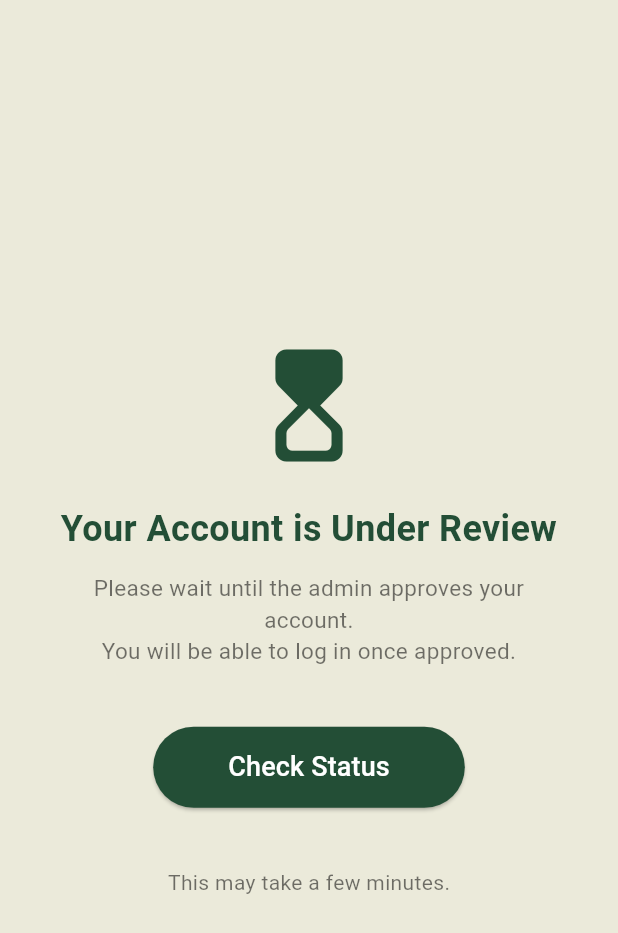
After one commit to Alaa-lo/cozyhome, a Flutter app: the PendingApprovalScreen screen opened directly, after a tap on "Check Status", on a phone screen of 412 x 824 dp. The commit adds this screen. Shown: the top 933 px of the screen. Run offline on Flutter 3.47's test engine with Material 3 defaults, Android fonts, the phone set to English and light mode, and no system bars; our stand-ins replace google_fonts, image_picker, shared_preferences, smooth_page_indicator; accounts and stored records are empty.

Commit message:
edit auth

```diff
--- /dev/null
+++ b/lib/admin/pending_model.dart
@@ -0,0 +1,32 @@
+class PendingUser {
+  final int id;
+  final String firstName;
+  final String lastName;
+  final String birthDate;
+  final String frontImage;
+  final String backImage;
+  final String email; // ⭐ أضفنا الإيميل
+
+  PendingUser({
+    required this.id,
+    required this.firstName,
+    required this.lastName,
+    required this.birthDate,
+    required this.frontImage,
+    required this.backImage,
+    required this.email, // ⭐ خزّناه
+  });
+
+  // لتحويل JSON إلى PendingUser
+  factory PendingUser.fromJson(Map<String, dynamic> json) {
+    return PendingUser(
+      id: json["id"],
+      firstName: json["firstName"],
+      lastName: json["lastName"],
+      birthDate: json["birthDate"],
+      frontImage: json["frontImage"],
+      backImage: json["backImage"],
+      email: json["email"] ?? "", // ⭐ نرجّع الإيميل من JSON
+    );
+  }
+}
--- /dev/null
+++ b/lib/features/auth/controllers/pendingapprovalcontroller.dart
@@ -0,0 +1,50 @@
+import 'package:flutter/material.dart';
+import 'package:shared_preferences/shared_preferences.dart';
+import 'package:cozy_home_1/features/auth/screens/login.dart';
+
+class PendingApprovalController {
+  bool approvalNotified = false; // ⭐ لمعرفة إذا عرضنا السناك بار ولا لأ
+
+  Future<bool> checkAdminApproval() async {
+    final prefs = await SharedPreferences.getInstance();
+
+    // fake delay
+    await Future.delayed(const Duration(seconds: 2));
+
+    bool approved = prefs.getBool("adminApproved") ?? false;
+    return approved;
+  }
+
+  Future<void> checkStatus(BuildContext context) async {
+    bool approved = await checkAdminApproval();
+
+    if (approved) {
+      // ⭐ أول مرة: بس نعرض رسالة الموافقة
+      if (!approvalNotified) {
+        approvalNotified = true;
+
+        ScaffoldMessenger.of(context).showSnackBar(
+          const SnackBar(
+            content: Text("Your account has been approved!"),
+            backgroundColor: Colors.green,
+          ),
+        );
+        return; // ⭐ ما ننتقل لسه
+      }
+
+      // ⭐ ثاني مرة: ننتقل للّوغ إن
+      Navigator.pushReplacement(
+        context,
+        MaterialPageRoute(builder: (_) => LoginScreen()),
+      );
+    } else {
+      // ⭐ إذا ما وافق الأدمن
+      ScaffoldMessenger.of(context).showSnackBar(
+        const SnackBar(
+          content: Text("Your account is still under review"),
+          backgroundColor: Colors.red,
+        ),
+      );
+    }
+  }
+}
--- /dev/null
+++ b/lib/features/auth/screens/PendingApprovalScreen.dart
@@ -0,0 +1,99 @@
+import 'package:flutter/material.dart';
+import '../controllers/pendingapprovalcontroller.dart';
+
+class PendingApprovalScreen extends StatefulWidget {
+  const PendingApprovalScreen({super.key});
+
+  @override
+  State<PendingApprovalScreen> createState() => _PendingApprovalScreenState();
+}
+
+class _PendingApprovalScreenState extends State<PendingApprovalScreen> {
+  final PendingApprovalController controller = PendingApprovalController();
+
+  @override
+  Widget build(BuildContext context) {
+    return Scaffold(
+      backgroundColor: const Color(0xFFEBEADA),
+      body: Center(
+        child: Padding(
+          padding: const EdgeInsets.symmetric(horizontal: 32),
+          child: Column(
+            mainAxisAlignment: MainAxisAlignment.center,
+            children: [
+              const Icon(
+                Icons.hourglass_top_rounded,
+                size: 90,
+                color: Color(0xFF234E36),
+              ),
+
+              const SizedBox(height: 20),
+
+              const Text(
+                "Your Account is Under Review",
+                textAlign: TextAlign.center,
+                style: TextStyle(
+                  fontSize: 24,
+                  fontWeight: FontWeight.bold,
+                  color: Color(0xFF234E36),
+                ),
+              ),
+
+              const SizedBox(height: 12),
+
+              const Text(
+                "Please wait until the admin approves your account.\nYou will be able to log in once approved.",
+                textAlign: TextAlign.center,
+                style: TextStyle(fontSize: 15, color: Colors.black54),
+              ),
+
+              const SizedBox(height: 40),
+
+              ElevatedButton(
+                style: ElevatedButton.styleFrom(
+                  backgroundColor: const Color(0xFF234E36),
+                  padding: const EdgeInsets.symmetric(
+                    horizontal: 50,
+                    vertical: 14,
+                  ),
+                  shape: RoundedRectangleBorder(
+                    borderRadius: BorderRadius.circular(30),
+                  ),
+                ),
+                onPressed: () async {
+                  await controller.checkStatus(context);
+                  setState(() {}); // ⭐ حتى يظهر النص بعد الموافقة
+                },
+                child: const Text(
+                  "Check Status",
+                  style: TextStyle(color: Colors.white, fontSize: 18),
+                ),
+              ),
+
+              const SizedBox(height: 20),
+
+              // ⭐ يظهر فقط بعد الموافقة
+              if (controller.approvalNotified)
+                const Text(
+                  "Your account is approved! Press again to continue.",
+                  textAlign: TextAlign.center,
+                  style: TextStyle(
+                    color: Color(0xFF234E36),
+                    fontSize: 14,
+                    fontWeight: FontWeight.w600,
+                  ),
+                ),
+
+              const SizedBox(height: 20),
+
+              const Text(
+                "This may take a few minutes.",
+                style: TextStyle(color: Colors.black54, fontSize: 14),
+              ),
+            ],
+          ),
+        ),
+      ),
+    );
+  }
+}
--- a/lib/features/auth/screens/personalinfoscreen.dart
+++ b/lib/features/auth/screens/personalinfoscreen.dart
@@ -3,9 +3,7 @@ import 'package:flutter/material.dart';
 import '../controllers/personal_info_controller.dart';
 
 class PersonalInfoScreen extends StatefulWidget {
-  final String userId;
-
-  const PersonalInfoScreen({Key? key, required this.userId}) : super(key: key);
+  const PersonalInfoScreen({Key? key}) : super(key: key);
 
   @override
   State<PersonalInfoScreen> createState() => _PersonalInfoScreenState();
@@ -17,7 +15,7 @@ class _PersonalInfoScreenState extends State<PersonalInfoScreen> {
   @override
   void initState() {
     super.initState();
-    controller = PersonalInfoController(userId: widget.userId);
+    controller = PersonalInfoController();
     controller.loadLocalData().then((_) {
       setState(() {});
     });
```
Also changed, not shown: lib/admin/admin_dashboard.dart (+71 -16 lines), lib/admin/admin_dashboard_controller.dart (+73 -25 lines), lib/features/auth/controllers/login_controller.dart (+30 -29 lines), lib/features/auth/controllers/otp_controller.dart (+4 -3 lines), lib/features/auth/controllers/personal_info_controller.dart (+28 -16 lines), lib/features/auth/controllers/register_controller.dart (+4 -4 lines).
